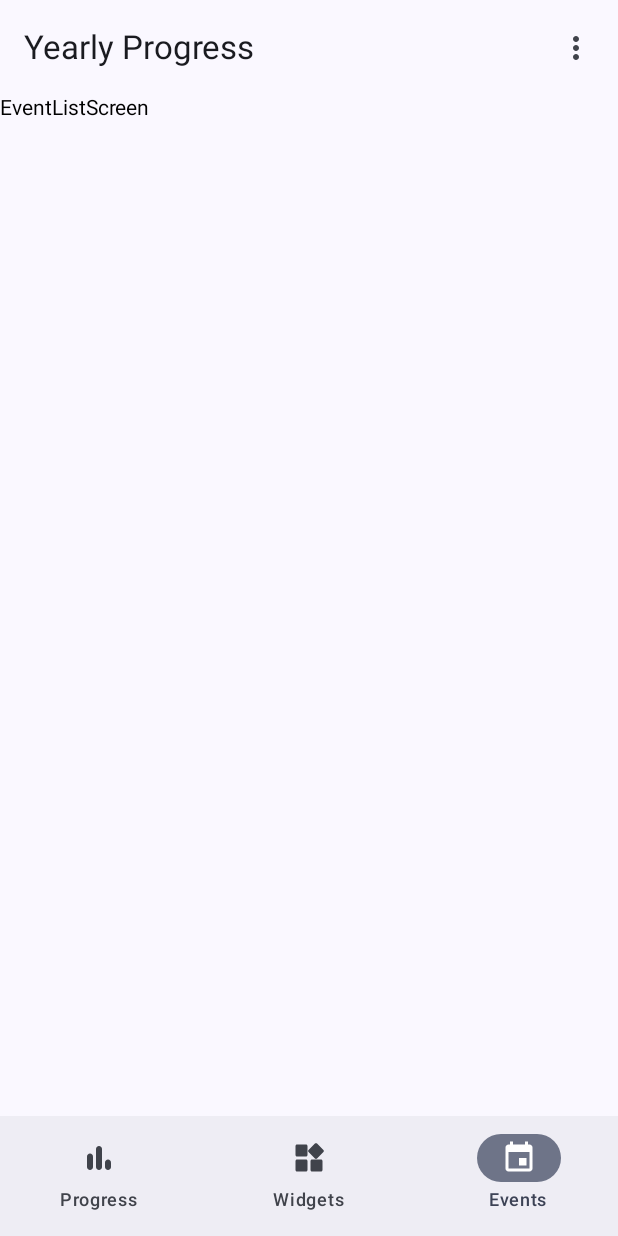
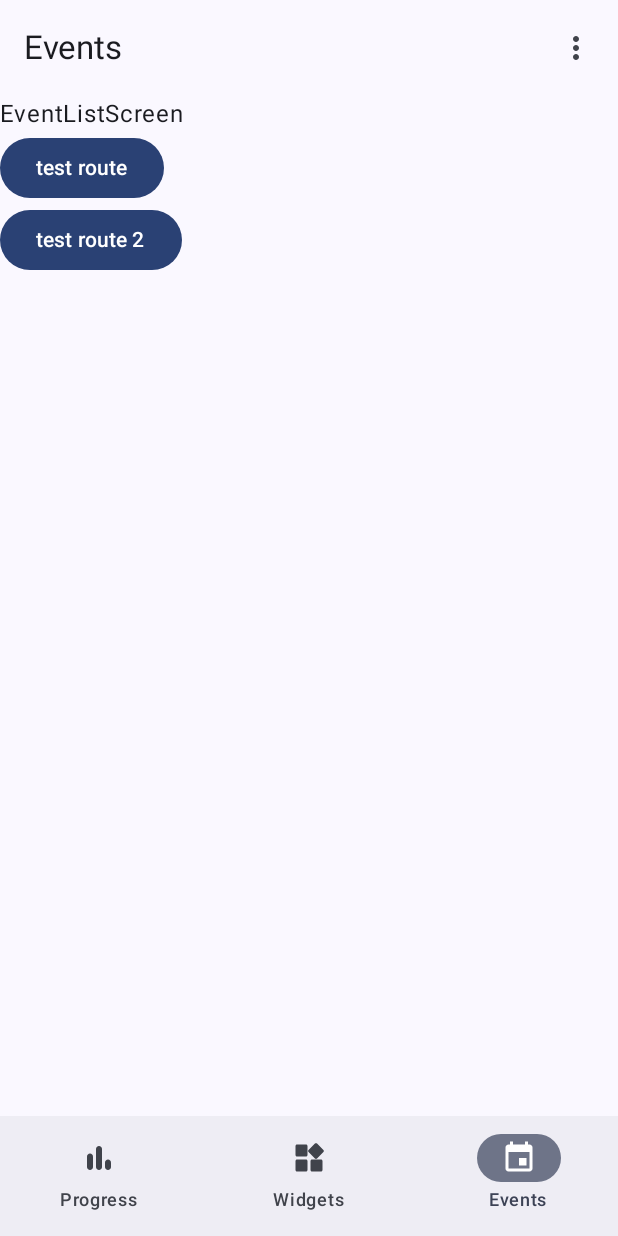
Before and after one commit to a2ke5e1/yearly-progress, an Android app built with Jetpack Compose: the screen it shows after launch (MainActivity), item 3 of the bottom bar chosen, on a phone screen of 412 x 824 dp. Run offline under Robolectric (Android 15) with nearby library versions, the phone set to English and light mode, and no system bars; our stand-ins replace Dagger/Hilt's generated code, window size class.

```diff
--- a/app/src/main/java/com/a3/yearlyprogess/app/MainActivity.kt
+++ b/app/src/main/java/com/a3/yearlyprogess/app/MainActivity.kt
@@ -1,6 +1,7 @@
 package com.a3.yearlyprogess.app
 
 import android.os.Bundle
+import android.util.Log
 import androidx.activity.ComponentActivity
 import androidx.activity.compose.setContent
 import androidx.activity.enableEdgeToEdge
@@ -16,13 +17,20 @@ import androidx.compose.material3.TopAppBarDefaults
 import androidx.compose.material3.windowsizeclass.ExperimentalMaterial3WindowSizeClassApi
 import androidx.compose.material3.windowsizeclass.WindowWidthSizeClass
 import androidx.compose.material3.windowsizeclass.calculateWindowSizeClass
+import androidx.compose.runtime.getValue
 import androidx.compose.ui.Modifier
 import androidx.compose.ui.input.nestedscroll.nestedScroll
 import androidx.core.splashscreen.SplashScreen.Companion.installSplashScreen
+import androidx.navigation.NavDestination.Companion.hasRoute
+import androidx.navigation.NavDestination.Companion.hierarchy
+import androidx.navigation.compose.currentBackStackEntryAsState
 import androidx.navigation.compose.rememberNavController
+import androidx.navigation.toRoute
 import com.a3.yearlyprogess.app.navigation.AppNavGraph
 import com.a3.yearlyprogess.app.navigation.AppNavigationRail
 import com.a3.yearlyprogess.app.navigation.BottomNavigationBar
+import com.a3.yearlyprogess.app.navigation.Destination
+import com.a3.yearlyprogess.app.navigation.appNavItems
 import com.a3.yearlyprogess.app.ui.AppTopBar
 import com.a3.yearlyprogess.core.ui.theme.YearlyProgressTheme
 import dagger.hilt.android.AndroidEntryPoint
@@ -40,13 +48,18 @@ class MainActivity : ComponentActivity() {
                 val navController = rememberNavController()
                 val windowSizeClass = calculateWindowSizeClass(activity = this@MainActivity)
                 val scrollBehavior = TopAppBarDefaults.pinnedScrollBehavior()
+                val navBackStackEntry by navController.currentBackStackEntryAsState()
+                val currentDestination = navBackStackEntry?.destination
+                val currentTitle = appNavItems.firstOrNull { item ->
+                    currentDestination?.hierarchy?.any { it.hasRoute(item.route::class) } == true
+                }?.label ?: "Yearly Progress"
 
                 when (windowSizeClass.widthSizeClass) {
                     WindowWidthSizeClass.Compact -> {
                         // Phone
                         Scaffold(
                             modifier = Modifier.nestedScroll(scrollBehavior.nestedScrollConnection),
-                            topBar = { AppTopBar(scrollBehavior = scrollBehavior) },
+                            topBar = { AppTopBar(title = currentTitle, scrollBehavior = scrollBehavior) },
                             bottomBar = {
                                 BottomNavigationBar(navController)
                             }, contentWindowInsets = WindowInsets.safeDrawing
@@ -63,7 +76,7 @@ class MainActivity : ComponentActivity() {
                                 AppNavigationRail(navController)
                             Scaffold(
                                 modifier = Modifier.nestedScroll(scrollBehavior.nestedScrollConnection),
-                                topBar = { AppTopBar(scrollBehavior = scrollBehavior) },
+                                topBar = { AppTopBar(title = currentTitle,scrollBehavior = scrollBehavior) },
                                 contentWindowInsets = WindowInsets.safeDrawing
                             ) { innerPadding ->
                                 AppNavGraph(
--- a/app/src/main/java/com/a3/yearlyprogess/app/navigation/Destinations.kt
+++ b/app/src/main/java/com/a3/yearlyprogess/app/navigation/Destinations.kt
@@ -8,30 +8,26 @@ import androidx.compose.material.icons.rounded.Widgets
 import androidx.compose.runtime.Composable
 import kotlinx.serialization.Serializable
 
-@Serializable
-sealed class Destination(val route: String) {
+
+sealed class Destination {
     @Serializable
-    data object Home : Destination("home")
+    data object Home : Destination()
     @Serializable
-    data object Events : Destination("events")
+    data object Events : Destination()
 
     @Serializable
-    data object EventDetail : Destination("events/detail/{eventId}") {
-        fun createRoute(eventId: String) = "events/detail/$eventId"
-    }
+    data class EventDetail(val editId: String) : Destination()
 
     @Serializable
-    data object EventEdit : Destination("events/edit/{eventId}") {
-        fun createRoute(eventId: String) = "events/edit/$eventId"
-    }
+    data class EventEdit(val editId: String) : Destination()
 
     @Serializable
-    data object EventCreate : Destination("events/create")
+    data object EventCreate : Destination()
 
     @Serializable
-    data object Settings : Destination("settings")
+    data object Settings : Destination()
     @Serializable
-    data object Widgets : Destination("widgets")
+    data object Widgets : Destination()
 }
 
 
--- a/app/src/main/java/com/a3/yearlyprogess/app/navigation/NavGraph.kt
+++ b/app/src/main/java/com/a3/yearlyprogess/app/navigation/NavGraph.kt
@@ -1,12 +1,16 @@
 package com.a3.yearlyprogess.app.navigation
 
 
-import androidx.compose.material.Text
+import androidx.compose.foundation.layout.Column
+import androidx.compose.material3.Button
+import androidx.compose.material3.Text
 import androidx.compose.runtime.Composable
 import androidx.compose.ui.Modifier
 import androidx.navigation.NavHostController
 import androidx.navigation.compose.NavHost
 import androidx.navigation.compose.composable
+import androidx.navigation.toRoute
+import com.a3.yearlyprogess.feature.events.ui.EventDetailScreen
 import com.a3.yearlyprogess.feature.home.ui.HomeScreen
 
 //import com.a3.yearlyprogess.feature.events.ui.EventListScreen
@@ -34,26 +38,28 @@ fun AppNavGraph(
 
         // Events
         composable<Destination.Events> {
-            Text("EventListScreen")
+            Column {
+                Text("EventListScreen")
+                Button(onClick = {
+                    navController.navigate(Destination.EventDetail("test route"))
+                }) { Text("test route") }
+
+                Button(onClick = {
+                    navController.navigate(Destination.EventDetail("test route 2"))
+                }) { Text("test route 2") }
+            }
 //            EventListScreen(
 //                onEventClick = { eventId ->
 //                    navController.navigate(Destination.EventDetail.createRoute(eventId))
 //                }
 //            )
         }
-//
-//        // Event Detail with argument
-//        composable(
-//            route = Destination.EventDetail.route,
-//            arguments = listOf(
-//                androidx.navigation.navArgument("eventId") {
-//                    type = androidx.navigation.NavType.StringType
-//                }
-//            )
-//        ) { backStackEntry ->
-//            val eventId = backStackEntry.arguments?.getString("eventId") ?: return@composable
-//            EventDetailScreen(eventId = eventId)
-//        }
+
+        // Event Detail with argument
+        composable<Destination.EventDetail> { backStackEntry ->
+            val args = backStackEntry.toRoute<Destination.EventDetail>()
+            EventDetailScreen(eventName = args.editId)
+        }
 
         // Widgets
         composable<Destination.Widgets> {
--- a/app/src/main/java/com/a3/yearlyprogess/feature/home/ui/components/ProgressCard.kt
+++ b/app/src/main/java/com/a3/yearlyprogess/feature/home/ui/components/ProgressCard.kt
@@ -2,6 +2,8 @@ package com.a3.yearlyprogess.feature.home.ui.components
 
 
 import android.icu.text.NumberFormat
+import androidx.compose.animation.core.FastOutSlowInEasing
+import androidx.compose.animation.core.TweenSpec
 import androidx.compose.animation.core.animateDpAsState
 import androidx.compose.foundation.background
 import androidx.compose.foundation.gestures.detectTapGestures
@@ -43,7 +45,8 @@ data class ProgressCardStyle(
     val labelTextStyle: androidx.compose.ui.text.TextStyle,
     val titleTextStyle: androidx.compose.ui.text.TextStyle,
     val progressTextStyle: androidx.compose.ui.text.TextStyle,
-    val durationTextStyle: androidx.compose.ui.text.TextStyle
+    val durationTextStyle: androidx.compose.ui.text.TextStyle,
+    val cornerAnimationSpec: TweenSpec<Dp>
 )
 
 // Defaults factory, @Composable to access MaterialTheme safely
@@ -67,6 +70,10 @@ object ProgressCardDefaults {
         ),
         durationTextStyle = MaterialTheme.typography.bodySmall.copy(
             color = MaterialTheme.colorScheme.onSurface
+        ),
+        cornerAnimationSpec = TweenSpec(
+            durationMillis = 300,
+            easing = FastOutSlowInEasing
         )
     )
 }
@@ -101,7 +108,8 @@ fun ProgressCard(
     // Press state and animated corner radius
     var pressed by remember { mutableStateOf(false) }
     val cornerRadius: Dp by animateDpAsState(
-        targetValue = if (pressed) style.cornerRadiusPressed else style.cornerRadiusDefault
+        targetValue = if (pressed) style.cornerRadiusPressed else style.cornerRadiusDefault,
+        animationSpec = style.cornerAnimationSpec
     )
 
     Box(
```
Also changed, not shown: app/src/main/java/com/a3/yearlyprogess/feature/events/ui/EventDetailScreen.kt (added, +11 -0 lines).
